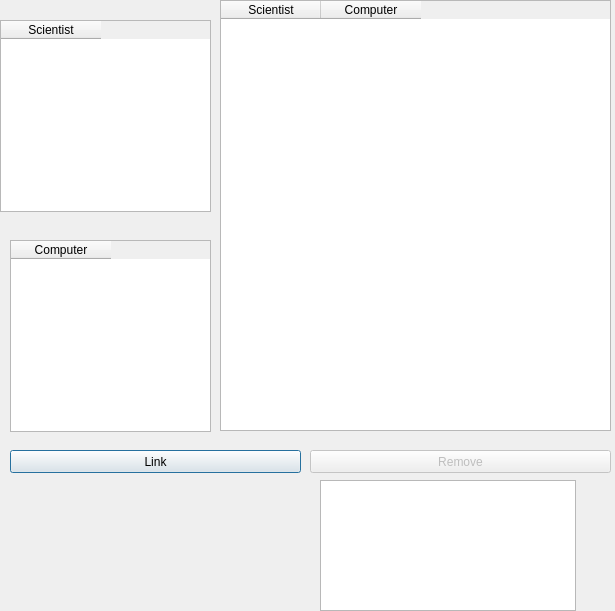
Before: the Qt Designer form EndurvinnslustöðATeam/Skil3/Ui/linktogether.ui in trunti/verklegtn-m, drawn with Qt 5.
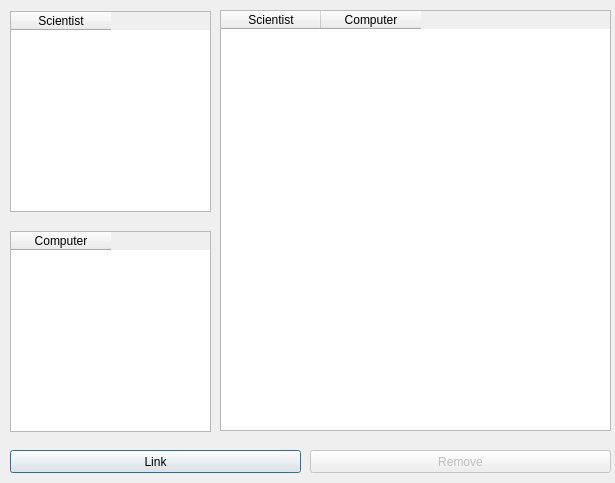
After: the same form once the commit is applied.

```diff
--- a/EndurvinnslustöðATeam/Skil3/Ui/linktogether.ui
+++ b/EndurvinnslustöðATeam/Skil3/Ui/linktogether.ui
@@ -7,7 +7,7 @@
     <x>0</x>
     <y>0</y>
     <width>615</width>
-    <height>611</height>
+    <height>483</height>
    </rect>
   </property>
   <property name="windowTitle">
@@ -17,9 +17,9 @@
    <property name="geometry">
     <rect>
      <x>220</x>
-     <y>0</y>
+     <y>10</y>
      <width>391</width>
-     <height>431</height>
+     <height>421</height>
     </rect>
    </property>
    <column>
@@ -49,10 +49,10 @@
   <widget class="QTableWidget" name="table_scient">
    <property name="geometry">
     <rect>
-     <x>0</x>
-     <y>20</y>
-     <width>211</width>
-     <height>192</height>
+     <x>10</x>
+     <y>11</y>
+     <width>201</width>
+     <height>201</height>
     </rect>
    </property>
    <column>
@@ -65,9 +65,9 @@
    <property name="geometry">
     <rect>
      <x>10</x>
-     <y>240</y>
+     <y>231</y>
      <width>201</width>
-     <height>192</height>
+     <height>201</height>
     </rect>
    </property>
    <column>
@@ -92,16 +92,6 @@
     <string>Remove</string>
    </property>
   </widget>
-  <widget class="QListWidget" name="listWidget">
-   <property name="geometry">
-    <rect>
-     <x>320</x>
-     <y>480</y>
-     <width>256</width>
-     <height>131</height>
-    </rect>
-   </property>
-  </widget>
  </widget>
  <resources/>
  <connections/>
```
